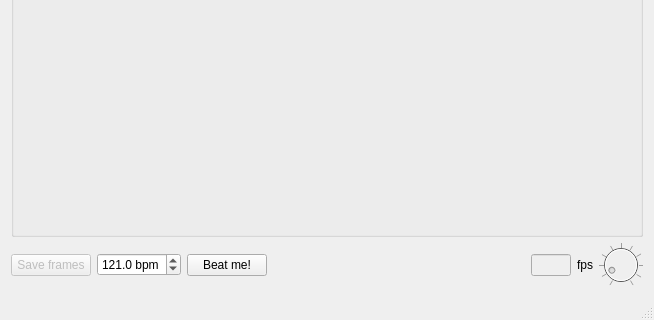
Qt form mainwindow.ui (607011/lolQt) before a commit; both pictures show x 0 to 654 and y 211 to 531 of the 654 by 531 pixel window.
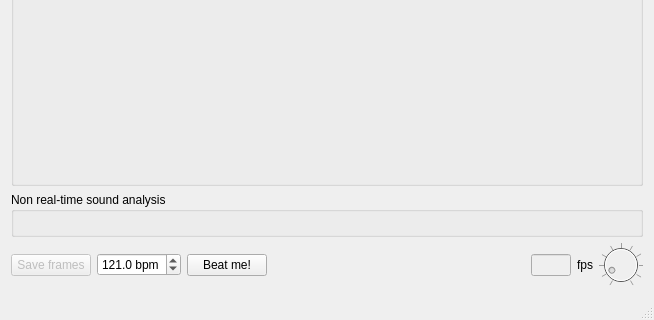
The same form after that commit.

```diff
--- a/mainwindow.ui
+++ b/mainwindow.ui
@@ -169,7 +169,22 @@
      </layout>
     </item>
     <item row="1" column="0">
-     <layout class="QHBoxLayout" name="horizontalLayout2"/>
+     <widget class="QGroupBox" name="groupBox">
+      <property name="sizePolicy">
+       <sizepolicy hsizetype="Preferred" vsizetype="Preferred">
+        <horstretch>0</horstretch>
+        <verstretch>0</verstretch>
+       </sizepolicy>
+      </property>
+      <property name="title">
+       <string>Non real-time sound analysis</string>
+      </property>
+      <layout class="QGridLayout" name="gridLayout_2">
+       <item row="0" column="0">
+        <layout class="QHBoxLayout" name="horizontalLayout2"/>
+       </item>
+      </layout>
+     </widget>
     </item>
    </layout>
   </widget>
```
